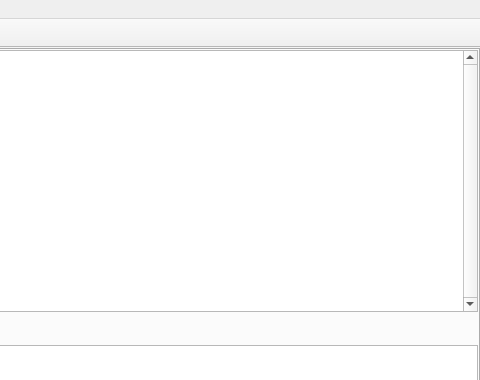
Old version of the form llama_stories.ui in the repository almien1/OllamaStories; both pictures show x 320 to 800 and y 0 to 380 of the 800 by 502 pixel window.
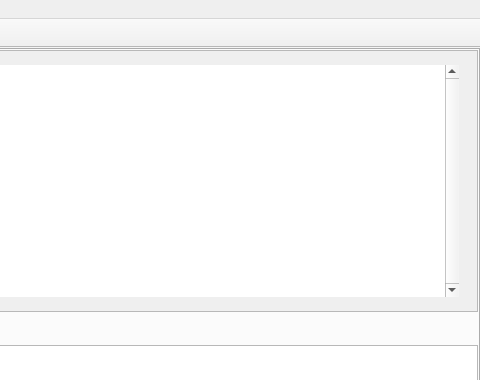
New version of the form. The open tabs and pages were chosen to show the change. Icons and pictures are not drawn. Custom widgets are drawn as their Qt base class.

Commit message: text & markdown

```diff
--- a/llama_stories.ui
+++ b/llama_stories.ui
@@ -680,10 +680,13 @@
         </property>
         <item>
          <widget class="QTextEdit" name="txtRunOutput">
+          <property name="styleSheet">
+           <string notr="true">QTextEdit { padding: 14px 18px; }</string>
+          </property>
           <property name="font">
            <font>
-            <family>Consolas</family>
-            <pointsize>11</pointsize>
+            <family>Georgia</family>
+            <pointsize>13</pointsize>
            </font>
           </property>
           <property name="verticalScrollBarPolicy">
@@ -695,16 +698,6 @@
           <property name="readOnly">
            <bool>true</bool>
           </property>
-          <property name="html">
-           <string>&lt;!DOCTYPE HTML PUBLIC &quot;-//W3C//DTD HTML 4.0//EN&quot; &quot;http://www.w3.org/TR/REC-html40/strict.dtd&quot;&gt;
-&lt;html&gt;&lt;head&gt;&lt;meta name=&quot;qrichtext&quot; content=&quot;1&quot; /&gt;&lt;meta charset=&quot;utf-8&quot; /&gt;&lt;style type=&quot;text/css&quot;&gt;
-p, li { white-space: pre-wrap; }
-hr { height: 1px; border-width: 0; }
-li.unchecked::marker { content: &quot;\2610&quot;; }
-li.checked::marker { content: &quot;\2612&quot;; }
-&lt;/style&gt;&lt;/head&gt;&lt;body style=&quot; font-family:'Consolas'; font-size:11pt; font-weight:400; font-style:normal;&quot;&gt;
-&lt;p style=&quot;-qt-paragraph-type:empty; margin-top:0px; margin-bottom:0px; margin-left:0px; margin-right:0px; -qt-block-indent:0; text-indent:0px; font-family:'Segoe UI'; font-size:10pt;&quot;&gt;&lt;br /&gt;&lt;/p&gt;&lt;/body&gt;&lt;/html&gt;</string>
-          </property>
          </widget>
         </item>
         <item>
```
The commit also changes 2 other files.
